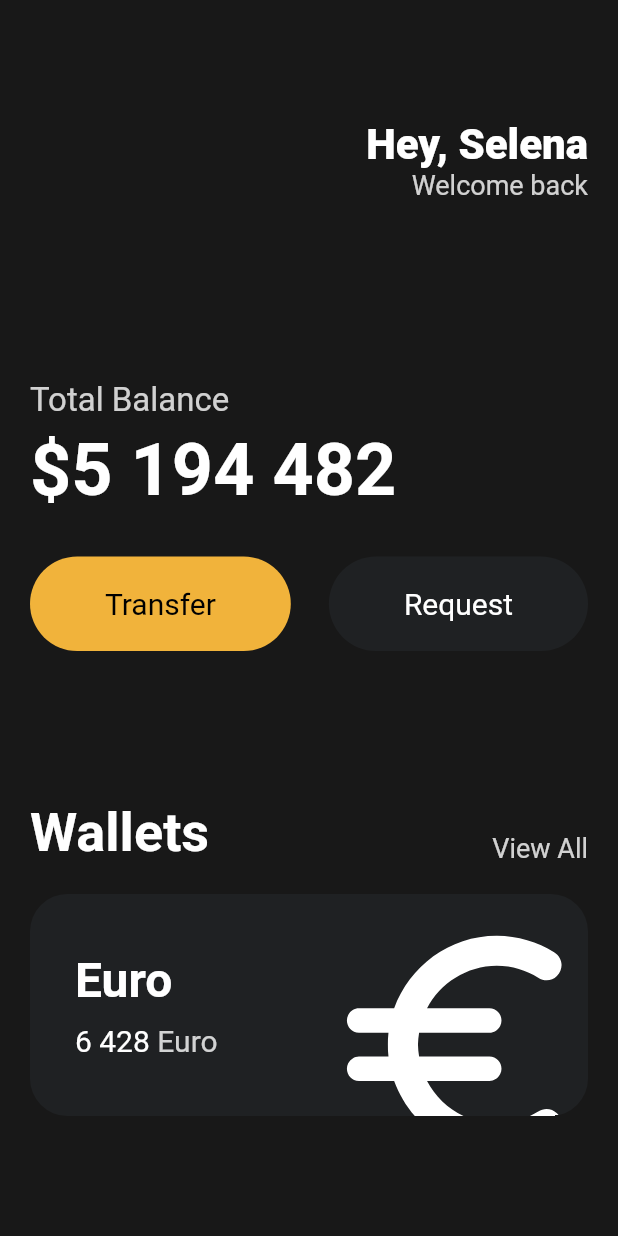
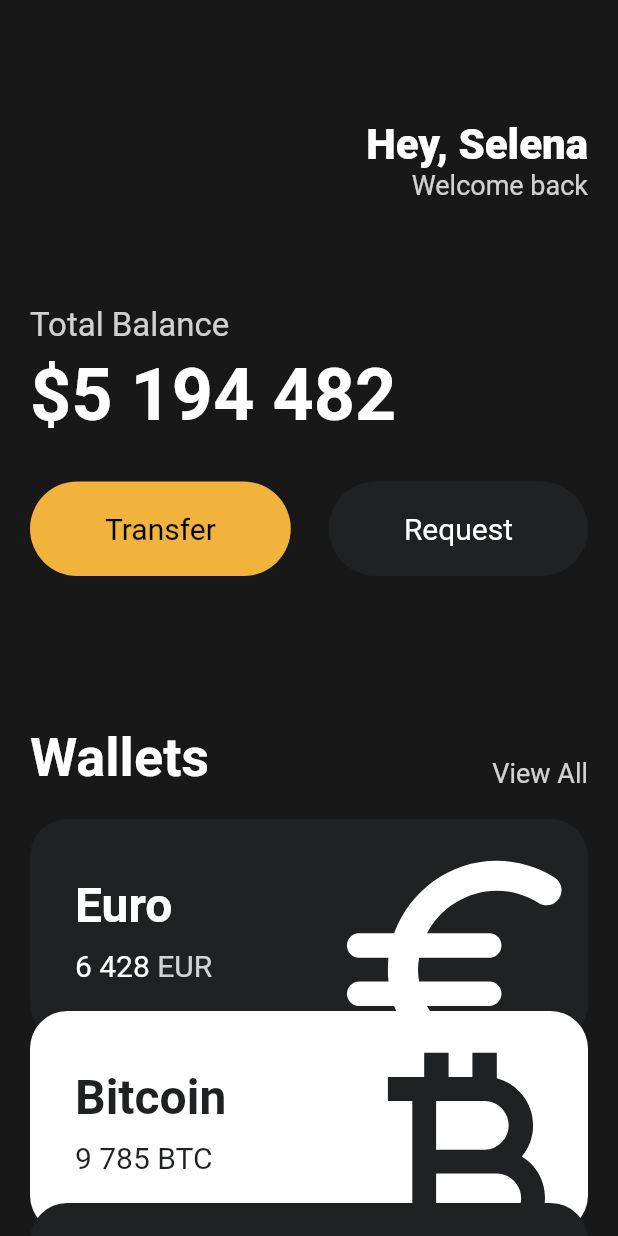
Before and after one commit to heyhjs/cardWallet, a Flutter app: the screen it shows after launch, on a phone screen of 412 x 824 dp. Run offline on Flutter 3.47's test engine with Material 2 defaults, Android fonts, the phone set to English and light mode, and no system bars.

Commit message:
3.8 Reusable Cards
카드 클래스 생성
스크롤위젯 추가

```diff
--- a/lib/main.dart
+++ b/lib/main.dart
@@ -1,5 +1,6 @@
 import 'package:flutter/material.dart';
 import 'widgets/button.dart';
+import 'widgets/currency_card.dart';
 
 void main() {
   runApp(const App());
@@ -14,7 +15,8 @@ class App extends StatelessWidget {
     return MaterialApp(
       home: Scaffold(
         backgroundColor: const Color(0xFF181818),
-        body: Padding(
+        body: SingleChildScrollView(
+          child: Padding(
             padding: const EdgeInsets.symmetric(
               horizontal: 20,
             ),
@@ -50,7 +52,7 @@ class App extends StatelessWidget {
                   ],
                 ),
                 const SizedBox(
-                height: 120,
+                  height: 70,
                 ),
                 Text(
                   'Total Balance',
@@ -115,72 +117,37 @@ class App extends StatelessWidget {
                 const SizedBox(
                   height: 20,
                 ),
-              Container(
-                clipBehavior: Clip.hardEdge,
-                decoration: BoxDecoration(
-                  color: const Color(0xFF1F2123),
-                  borderRadius: BorderRadius.circular(25),
+                const CurrencyCard(
+                  name: 'Euro',
+                  code: 'EUR',
+                  amount: '6 428',
+                  icon: Icons.euro_rounded,
+                  isInverted: false,
                 ),
-                child: Padding(
-                  padding: const EdgeInsets.all(30),
-                  child: Row(
-                    mainAxisAlignment: MainAxisAlignment.spaceBetween,
-                    children: [
-                      Column(
-                        crossAxisAlignment: CrossAxisAlignment.start,
-                        children: [
-                          const Text(
-                            'Euro',
-                            style: TextStyle(
-                              color: Colors.white,
-                              fontSize: 32,
-                              fontWeight: FontWeight.w600,
+                Transform.translate(
+                  offset: const Offset(0, -20),
+                  child: const CurrencyCard(
+                    name: 'Bitcoin',
+                    code: 'BTC',
+                    amount: '9 785',
+                    icon: Icons.currency_bitcoin,
+                    isInverted: true,
                   ),
                 ),
-                          const SizedBox(
-                            height: 10,
-                          ),
-                          Row(
-                            children: [
-                              const Text(
-                                '6 428',
-                                style: TextStyle(
-                                  color: Colors.white,
-                                  fontSize: 20,
-                                ),
-                              ),
-                              const SizedBox(
-                                width: 5,
-                              ),
-                              Text(
-                                'Euro',
-                                style: TextStyle(
-                                  color: Colors.white.withOpacity(0.8),
-                                  fontSize: 20,
-                                ),
-                              ),
-                            ],
-                          ),
-                        ],
-                      ),
-                      Transform.scale(
-                        scale: 2.2,
-                        child: Transform.translate(
-                          offset: const Offset(-5, 12),
-                          child: const Icon(
-                            Icons.euro_rounded,
-                            color: Colors.white,
-                            size: 88,
-                          ),
+                Transform.translate(
+                  offset: const Offset(0, -40),
+                  child: const CurrencyCard(
+                    name: 'Dollar',
+                    code: 'USD',
+                    amount: '428',
+                    icon: Icons.attach_money_outlined,
+                    isInverted: false,
                   ),
                 ),
               ],
             ),
           ),
         ),
-            ],
-          ),
-        ),
       ),
     );
   }
--- /dev/null
+++ b/lib/widgets/currency_card.dart
@@ -0,0 +1,87 @@
+import 'package:flutter/material.dart';
+
+class CurrencyCard extends StatelessWidget {
+  final String name, code, amount;
+  final IconData icon;
+  final bool isInverted;
+
+  final _blackColor = const Color(0xFF1F2123);
+
+  const CurrencyCard({
+    super.key,
+    required this.name,
+    required this.code,
+    required this.amount,
+    required this.icon,
+    required this.isInverted,
+  });
+
+  @override
+  Widget build(BuildContext context) {
+    return Container(
+      clipBehavior: Clip.hardEdge,
+      decoration: BoxDecoration(
+        color: isInverted ? Colors.white : _blackColor,
+        borderRadius: BorderRadius.circular(25),
+      ),
+      child: Padding(
+        padding: const EdgeInsets.all(30),
+        child: Row(
+          mainAxisAlignment: MainAxisAlignment.spaceBetween,
+          children: [
+            Column(
+              crossAxisAlignment: CrossAxisAlignment.start,
+              children: [
+                Text(
+                  name,
+                  style: TextStyle(
+                    color: isInverted ? _blackColor : Colors.white,
+                    fontSize: 32,
+                    fontWeight: FontWeight.w600,
+                  ),
+                ),
+                const SizedBox(
+                  height: 10,
+                ),
+                Row(
+                  children: [
+                    Text(
+                      amount,
+                      style: TextStyle(
+                        color: isInverted ? _blackColor : Colors.white,
+                        fontSize: 20,
+                      ),
+                    ),
+                    const SizedBox(
+                      width: 5,
+                    ),
+                    Text(
+                      code,
+                      style: TextStyle(
+                        color: isInverted
+                            ? _blackColor
+                            : Colors.white.withOpacity(0.8),
+                        fontSize: 20,
+                      ),
+                    ),
+                  ],
+                ),
+              ],
+            ),
+            Transform.scale(
+              scale: 2.2,
+              child: Transform.translate(
+                offset: const Offset(-5, 12),
+                child: Icon(
+                  icon,
+                  color: isInverted ? _blackColor : Colors.white,
+                  size: 88,
+                ),
+              ),
+            ),
+          ],
+        ),
+      ),
+    );
+  }
+}
```
Lines whose indentation alone changed are shown as unchanged.
